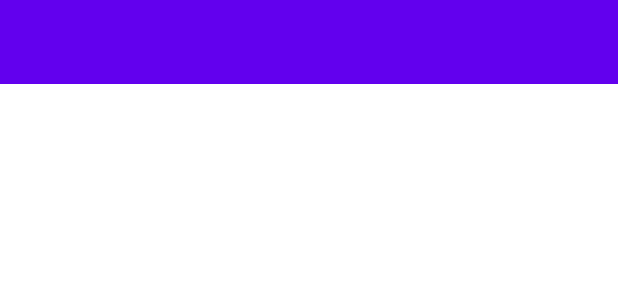
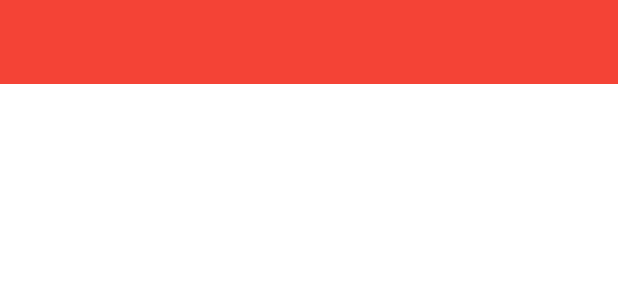
Before and after one commit to awesome-github-repo/android-text-editor, an Android app: the layout activity_main.xml on its own in the app's theme, with its tools: preview values and no code run, on a phone screen of 412 x 824 dp. Shown: the top 300 px of the screen. Run offline under Robolectric (Android 15) with nearby library versions, the phone set to English and light mode, and no system bars.

Commit message:
Changed colors

```diff
--- a/app/src/main/java/com/victorb/androidtexteditor/FileUtils.kt
+++ b/app/src/main/java/com/victorb/androidtexteditor/FileUtils.kt
@@ -1,7 +1,9 @@
 package com.victorb.androidtexteditor
 
 import android.content.Context
+import android.widget.Toast
 import androidx.documentfile.provider.DocumentFile
+import com.anggrayudi.storage.file.isReadOnly
 import com.anggrayudi.storage.file.openInputStream
 import com.anggrayudi.storage.file.openOutputStream
 import java.io.FileNotFoundException
@@ -19,9 +21,7 @@ fun getFileContent(context: Context, documentFile: DocumentFile): String {
 }
 
 fun writeToFile(context: Context, documentFile: DocumentFile, content: String) {
-    try {
-        PrintWriter(documentFile.openOutputStream(context)!!).use { p -> p.println(content) }
-    } catch (e1: FileNotFoundException) {
-        e1.printStackTrace()
+    PrintWriter(documentFile.openOutputStream(context)!!).use { p ->
+        p.println(content)
     }
 }
--- a/app/src/main/res/layout/activity_main.xml
+++ b/app/src/main/res/layout/activity_main.xml
@@ -10,7 +10,7 @@
         android:id="@+id/toolbar"
         android:layout_width="match_parent"
         android:layout_height="wrap_content"
-        android:background="?attr/colorPrimary"
+        android:background="@color/accent"
         android:minHeight="?attr/actionBarSize"
         android:theme="?attr/actionBarTheme"
         app:layout_constraintEnd_toEndOf="parent"
--- a/app/src/main/res/values/colors.xml
+++ b/app/src/main/res/values/colors.xml
@@ -1,10 +1,5 @@
 <?xml version="1.0" encoding="utf-8"?>
 <resources>
-    <color name="purple_200">#FFBB86FC</color>
-    <color name="purple_500">#FF6200EE</color>
-    <color name="purple_700">#FF3700B3</color>
-    <color name="teal_200">#FF03DAC5</color>
-    <color name="teal_700">#FF018786</color>
-    <color name="black">#FF000000</color>
-    <color name="white">#FFFFFFFF</color>
+    <color name="accent">#F44336</color>
+    <color name="accentDark">#D32F2F</color>
 </resources>
--- a/app/src/main/res/values/themes.xml
+++ b/app/src/main/res/values/themes.xml
@@ -1,16 +1,8 @@
 <resources xmlns:tools="http://schemas.android.com/tools">
     <!-- Base application theme. -->
     <style name="Theme.AndroidTextEditor" parent="Theme.MaterialComponents.DayNight.NoActionBar">
-        <!-- Primary brand color. -->
-        <item name="colorPrimary">@color/purple_500</item>
-        <item name="colorPrimaryVariant">@color/purple_700</item>
-        <item name="colorOnPrimary">@color/white</item>
-        <!-- Secondary brand color. -->
-        <item name="colorSecondary">@color/teal_200</item>
-        <item name="colorSecondaryVariant">@color/teal_700</item>
-        <item name="colorOnSecondary">@color/black</item>
         <!-- Status bar color. -->
-        <item name="android:statusBarColor" tools:targetApi="l">?attr/colorPrimaryVariant</item>
+        <item name="android:statusBarColor" tools:targetApi="l">@color/accentDark</item>
         <!-- Customize your theme here. -->
     </style>
 </resources>
```
Also changed, not shown: 1 other file.
